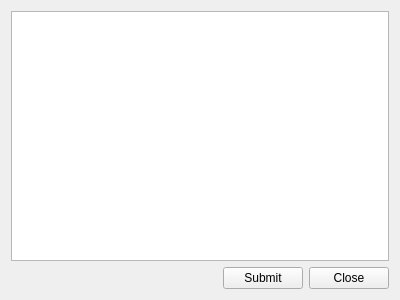
This is form_capex.ui in sharmaachintya08/capex_as as Qt 5 draws it before an edit. The edited form follows.
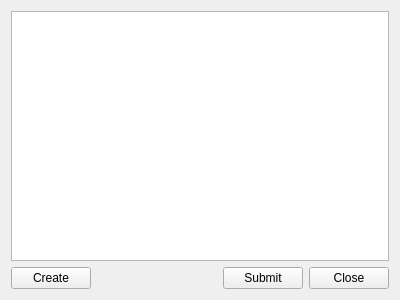
This is the edited form.

Commit message: added create button to the capex widget

Patch:
```diff
--- a/form_capex.ui
+++ b/form_capex.ui
@@ -21,6 +21,13 @@
      </item>
      <item>
       <layout class="QHBoxLayout" name="horizontalLayout">
+       <item>
+        <widget class="QPushButton" name="pushButton_create">
+         <property name="text">
+          <string>Create</string>
+         </property>
+        </widget>
+       </item>
        <item>
         <spacer name="horizontalSpacer">
          <property name="orientation">
```
The commit also changes 3 other files.
